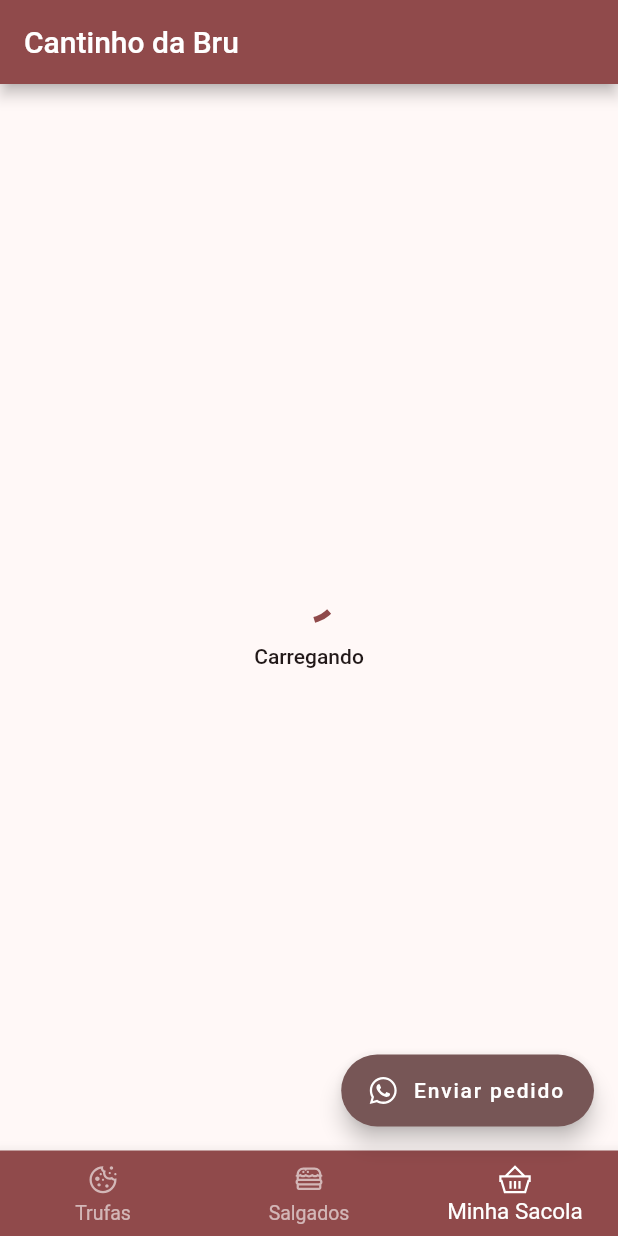
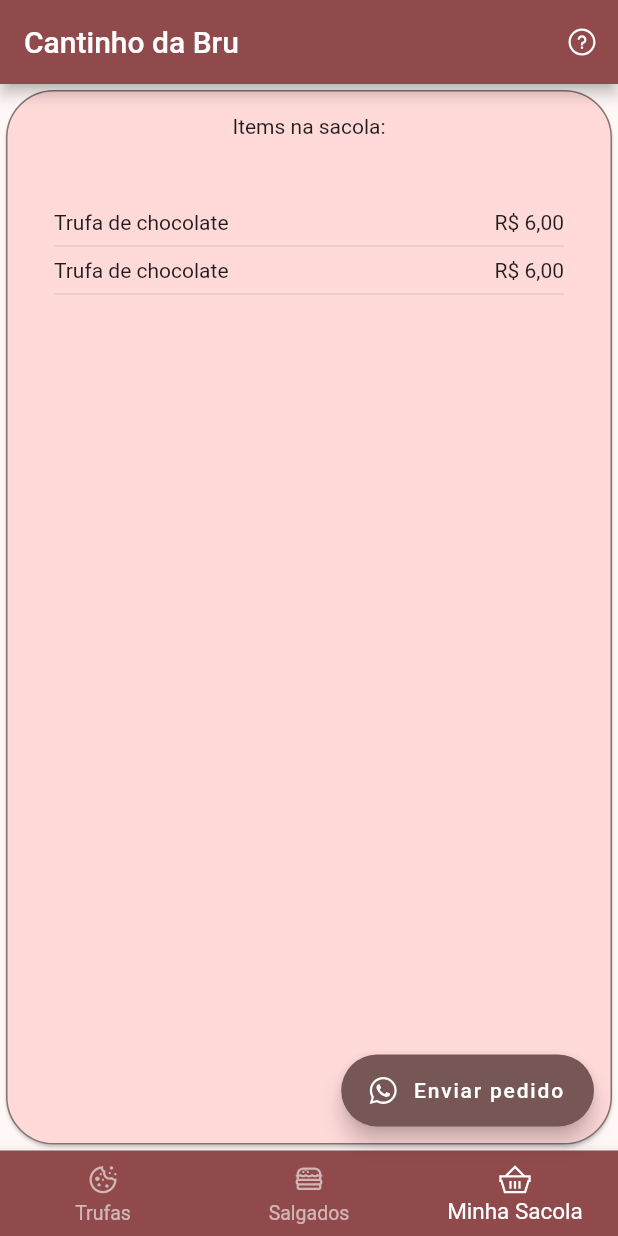
Before and after one commit to thiagoperea/cantinho_da_bru, a Flutter app: the screen it shows after launch, item 3 of the bottom bar chosen, on a phone screen of 412 x 824 dp. Run offline on Flutter 3.47's test engine with Material 2 defaults, Android fonts, the phone set to English and light mode, and no system bars; our stand-ins replace line_icons.

Commit message:
starting shopping bag and creating help button

```diff
--- a/lib/main.dart
+++ b/lib/main.dart
@@ -11,6 +11,7 @@ class CantinhoDaBruApp extends StatelessWidget {
   @override
   Widget build(BuildContext context) {
     return MaterialApp(
+      debugShowCheckedModeBanner: false,
       title: 'Cantinho da Bru',
       theme: ThemeData(
         colorScheme: ColorScheme.fromSeed(seedColor: Color(0xFFB34248)),
--- a/lib/presentation/screen/main/main_screen.dart
+++ b/lib/presentation/screen/main/main_screen.dart
@@ -17,6 +17,15 @@ class _MainScreenState extends State<MainScreen> {
     return Scaffold(
       appBar: AppBar(
         title: Text("Cantinho da Bru"),
+        actions: [
+          IconButton(
+            icon: const Icon(LineIcons.questionCircle),
+            tooltip: 'About',
+            onPressed: () {
+              // handle the press
+            },
+          )
+        ],
       ),
       body: Container(
         color: Theme.of(context).colorScheme.surface,
--- a/lib/presentation/screen/shopping_bag/shopping_bag_screen.dart
+++ b/lib/presentation/screen/shopping_bag/shopping_bag_screen.dart
@@ -4,10 +4,51 @@ import 'package:flutter/material.dart';
 class ShoppingBagScreen extends StatelessWidget {
   const ShoppingBagScreen({Key? key}) : super(key: key);
 
+  final bool isLoading = false;
+
   @override
   Widget build(BuildContext context) {
+    if (isLoading) {
+      return Center(
+        child: Loader(),
+      );
+    }
+
     return Center(
-      child: Loader(),
+      child: Card(
+        color: Theme.of(context).colorScheme.primaryContainer,
+        shape: RoundedRectangleBorder(
+          side: BorderSide(color: Theme.of(context).colorScheme.outline),
+          borderRadius: BorderRadius.circular(32.0),
+        ),
+        child: Padding(
+          padding: const EdgeInsets.symmetric(horizontal: 32, vertical: 16),
+          child: Column(
+            children: [
+              Text("Items na sacola:"),
+              SizedBox(height: 48),
+              Row(
+                children: [
+                  Expanded(
+                    child: Text("Trufa de chocolate"),
+                  ),
+                  Text("R\$ 6,00")
+                ],
+              ),
+              Divider(), //TODO: create new divider
+              Row(
+                children: [
+                  Expanded(
+                    child: Text("Trufa de chocolate"),
+                  ),
+                  Text("R\$ 6,00")
+                ],
+              ),
+              Divider(),
+            ],
+          ),
+        ),
+      ),
     );
   }
 }
```
